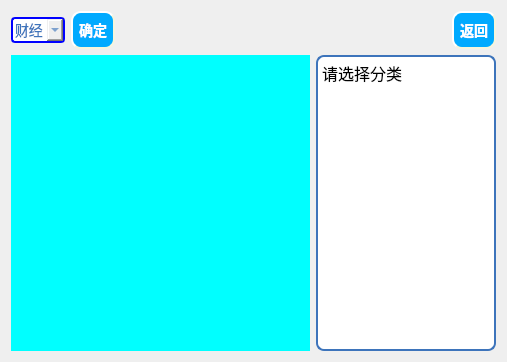
The window that ui/classlistdialog.ui (dragonbra/Meows) describes before a commit, drawn with Qt 5.
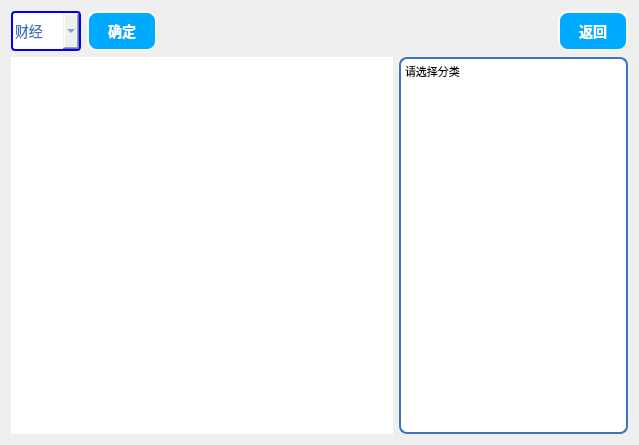
The same window after the commit.

Commit message: 完成了查看数据统计的功能，可以分类查看新闻的预测情况

```diff
--- a/ui/classlistdialog.ui
+++ b/ui/classlistdialog.ui
@@ -6,20 +6,36 @@
    <rect>
     <x>0</x>
     <y>0</y>
-    <width>507</width>
-    <height>362</height>
+    <width>639</width>
+    <height>445</height>
    </rect>
   </property>
   <property name="windowTitle">
    <string>Dialog</string>
   </property>
-  <layout class="QGridLayout" name="gridLayout_2">
-   <item row="0" column="0">
     <layout class="QGridLayout" name="gridLayout" columnstretch="10,6">
      <item row="0" column="0">
       <layout class="QHBoxLayout" name="horizontalLayout">
        <item>
-        <widget class="QComboBox" name="comboBox">
+      <widget class="QComboBox" name="checkClassSelectBox">
+       <property name="enabled">
+        <bool>true</bool>
+       </property>
+       <property name="sizePolicy">
+        <sizepolicy hsizetype="Preferred" vsizetype="Preferred">
+         <horstretch>0</horstretch>
+         <verstretch>0</verstretch>
+        </sizepolicy>
+       </property>
+       <property name="minimumSize">
+        <size>
+         <width>70</width>
+         <height>40</height>
+        </size>
+       </property>
+       <property name="cursor">
+        <cursorShape>PointingHandCursor</cursorShape>
+       </property>
          <property name="styleSheet">
           <string notr="true">QComboBox{
 	align: center;
@@ -44,13 +60,25 @@
         </widget>
        </item>
        <item>
-        <widget class="QPushButton" name="pushButton">
+      <widget class="QPushButton" name="checkSearchButton">
+       <property name="sizePolicy">
+        <sizepolicy hsizetype="Expanding" vsizetype="Preferred">
+         <horstretch>0</horstretch>
+         <verstretch>0</verstretch>
+        </sizepolicy>
+       </property>
          <property name="minimumSize">
           <size>
            <width>30</width>
            <height>30</height>
           </size>
          </property>
+       <property name="maximumSize">
+        <size>
+         <width>70</width>
+         <height>16777215</height>
+        </size>
+       </property>
          <property name="styleSheet">
           <string notr="true">QPushButton {
 	color:white;
@@ -106,7 +134,25 @@
         </spacer>
        </item>
        <item>
-        <widget class="QPushButton" name="pushButton_2">
+      <widget class="QPushButton" name="checkQuitButton">
+       <property name="sizePolicy">
+        <sizepolicy hsizetype="Expanding" vsizetype="Preferred">
+         <horstretch>0</horstretch>
+         <verstretch>0</verstretch>
+        </sizepolicy>
+       </property>
+       <property name="minimumSize">
+        <size>
+         <width>30</width>
+         <height>30</height>
+        </size>
+       </property>
+       <property name="maximumSize">
+        <size>
+         <width>70</width>
+         <height>16777215</height>
+        </size>
+       </property>
          <property name="styleSheet">
           <string notr="true">QPushButton {
 	color:white;
@@ -136,7 +182,7 @@
      <item row="1" column="0">
       <widget class="QLabel" name="label">
        <property name="styleSheet">
-        <string notr="true">background-color: rgb(0, 255, 255)</string>
+      <string notr="true">background-color: rgb(255, 255, 255)</string>
        </property>
        <property name="text">
         <string/>
@@ -163,13 +209,10 @@
         <string>&lt;!DOCTYPE HTML PUBLIC &quot;-//W3C//DTD HTML 4.0//EN&quot; &quot;http://www.w3.org/TR/REC-html40/strict.dtd&quot;&gt;
 &lt;html&gt;&lt;head&gt;&lt;meta name=&quot;qrichtext&quot; content=&quot;1&quot; /&gt;&lt;style type=&quot;text/css&quot;&gt;
 p, li { white-space: pre-wrap; }
-&lt;/style&gt;&lt;/head&gt;&lt;body style=&quot; font-family:'微软雅黑'; font-size:12pt; font-weight:400; font-style:normal;&quot;&gt;
-&lt;p style=&quot; margin-top:0px; margin-bottom:0px; margin-left:0px; margin-right:0px; -qt-block-indent:0; text-indent:0px;&quot;&gt;请选择分类&lt;/p&gt;
-&lt;p style=&quot;-qt-paragraph-type:empty; margin-top:0px; margin-bottom:0px; margin-left:0px; margin-right:0px; -qt-block-indent:0; text-indent:0px;&quot;&gt;&lt;br /&gt;&lt;/p&gt;&lt;/body&gt;&lt;/html&gt;</string>
-       </property>
-      </widget>
-     </item>
-    </layout>
+&lt;/style&gt;&lt;/head&gt;&lt;body style=&quot; font-family:'微软雅黑'; font-size:8pt; font-weight:400; font-style:normal;&quot;&gt;
+&lt;p style=&quot; margin-top:0px; margin-bottom:0px; margin-left:0px; margin-right:0px; -qt-block-indent:0; text-indent:0px;&quot;&gt;请选择分类&lt;/p&gt;&lt;/body&gt;&lt;/html&gt;</string>
+     </property>
+    </widget>
    </item>
   </layout>
  </widget>
```
Left out of the diff: 64 changed lines with no effect on the pictures. Lines whose indentation alone changed are shown as unchanged. The commit also changes 10 other files.
